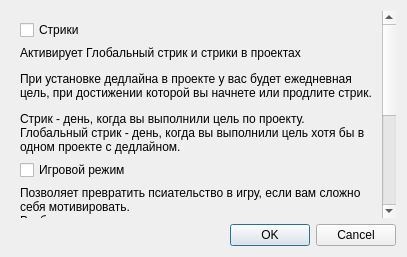
Qt form UI template/settings.ui (nevskyforever/nfprogress) before a commit.
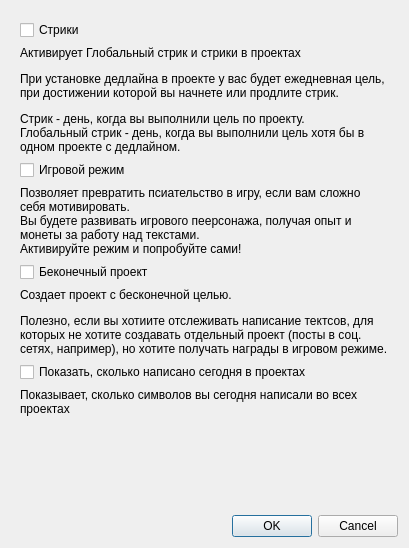
The same form after that commit.

Commit message: Добавлено отображение общего кол-ва символов, написанного сегодня во всех проектах

What changed in the file:
```diff
--- a/UI template/settings.ui
+++ b/UI template/settings.ui
@@ -6,8 +6,8 @@
    <rect>
     <x>0</x>
     <y>0</y>
-    <width>407</width>
-    <height>257</height>
+    <width>409</width>
+    <height>548</height>
    </rect>
   </property>
   <property name="font">
@@ -26,6 +26,11 @@
   <layout class="QVBoxLayout" name="verticalLayout">
    <item>
     <widget class="QScrollArea" name="scrollArea">
+     <property name="font">
+      <font>
+       <family>Arial</family>
+      </font>
+     </property>
      <property name="widgetResizable">
       <bool>true</bool>
      </property>
@@ -34,13 +39,60 @@
        <rect>
         <x>0</x>
         <y>0</y>
-        <width>383</width>
-        <height>445</height>
+        <width>385</width>
+        <height>522</height>
        </rect>
       </property>
       <layout class="QGridLayout" name="gridLayout">
-       <item row="11" column="0">
+       <item row="7" column="0">
+        <widget class="QLabel" name="label">
+         <property name="font">
+          <font>
+           <family>Arial</family>
+          </font>
+         </property>
+         <property name="text">
+          <string>&lt;html&gt;&lt;head/&gt;&lt;body&gt;&lt;p&gt;Создает проект с бесконечной целью.&lt;/p&gt;&lt;p&gt;Полезно, если вы хотиите отслеживать написание тектсов, для которых не хотите создавать отдельный проект (посты в соц. сетях, например), но хотите получать награды в игровом режиме.&lt;/p&gt;&lt;/body&gt;&lt;/html&gt;</string>
+         </property>
+         <property name="wordWrap">
+          <bool>true</bool>
+         </property>
+        </widget>
+       </item>
+       <item row="2" column="0">
+        <widget class="QLabel" name="label_3">
+         <property name="font">
+          <font>
+           <family>Arial</family>
+          </font>
+         </property>
+         <property name="text">
+          <string>&lt;html&gt;&lt;head/&gt;&lt;body&gt;&lt;p&gt;Активирует Глобальный стрик и стрики в проектах&lt;/p&gt;&lt;p&gt;При установке дедлайна в проекте у вас будет ежедневная цель, при достижении которой вы начнете или продлите стрик.&lt;/p&gt;&lt;p&gt;Стрик - день, когда вы выполнили цель по проекту.&lt;br/&gt;Глобальный стрик - день, когда вы выполнили цель хотя бы в одном проекте с дедлайном.&lt;/p&gt;&lt;/body&gt;&lt;/html&gt;</string>
+         </property>
+         <property name="wordWrap">
+          <bool>true</bool>
+         </property>
+        </widget>
+       </item>
+       <item row="3" column="0">
+        <widget class="QCheckBox" name="enable_game_mode_checkBox">
+         <property name="font">
+          <font>
+           <family>Arial</family>
+          </font>
+         </property>
+         <property name="text">
+          <string>Игровой режим</string>
+         </property>
+        </widget>
+       </item>
+       <item row="10" column="0">
         <spacer name="verticalSpacer">
+         <property name="font">
+          <font>
+           <family>Arial</family>
+          </font>
+         </property>
          <property name="orientation">
           <enum>Qt::Orientation::Vertical</enum>
          </property>
@@ -52,32 +104,13 @@
          </property>
         </spacer>
        </item>
-       <item row="3" column="0">
-        <widget class="QCheckBox" name="enable_game_mode_checkBox">
-         <property name="text">
-          <string>Игровой режим</string>
-         </property>
-        </widget>
-       </item>
-       <item row="0" column="0">
-        <widget class="QCheckBox" name="enable_global_streak_checkBox">
-         <property name="text">
-          <string>Стрики</string>
-         </property>
-        </widget>
-       </item>
-       <item row="7" column="0">
-        <widget class="QLabel" name="label">
-         <property name="text">
-          <string>&lt;html&gt;&lt;head/&gt;&lt;body&gt;&lt;p&gt;Создает проект с бесконечной целью.&lt;/p&gt;&lt;p&gt;Полезно, если вы хотиите отслеживать написание тектсов, для которых не хотите создавать отдельный проект (посты в соц. сетях, например), но хотите получать награды в игровом режиме.&lt;/p&gt;&lt;/body&gt;&lt;/html&gt;</string>
-         </property>
-         <property name="wordWrap">
-          <bool>true</bool>
-         </property>
-        </widget>
-       </item>
        <item row="4" column="0">
         <widget class="QLabel" name="label_2">
+         <property name="font">
+          <font>
+           <family>Arial</family>
+          </font>
+         </property>
          <property name="text">
           <string>&lt;html&gt;&lt;head/&gt;&lt;body&gt;&lt;p&gt;Позволяет превратить псиательство в игру, если вам сложно себя мотивировать.&lt;br/&gt;Вы будете развивать игрового пеерсонажа, получая опыт и монеты за работу над текстами.&lt;br/&gt;Активируйте режим и попробуйте сами! &lt;/p&gt;&lt;/body&gt;&lt;/html&gt;</string>
          </property>
@@ -86,17 +119,54 @@
          </property>
         </widget>
        </item>
+       <item row="0" column="0">
+        <widget class="QCheckBox" name="enable_global_streak_checkBox">
+         <property name="font">
+          <font>
+           <family>Arial</family>
+          </font>
+         </property>
+         <property name="text">
+          <string>Стрики</string>
+         </property>
+        </widget>
+       </item>
        <item row="5" column="0">
         <widget class="QCheckBox" name="enable_inf_projects_checkBox">
+         <property name="font">
+          <font>
+           <family>Arial</family>
+          </font>
+         </property>
          <property name="text">
           <string>Беконечный проект</string>
          </property>
         </widget>
        </item>
-       <item row="2" column="0">
-        <widget class="QLabel" name="label_3">
+       <item row="8" column="0">
+        <widget class="QCheckBox" name="written_today_in_all_projects_checkBox">
+         <property name="font">
+          <font>
+           <family>Arial</family>
+          </font>
+         </property>
          <property name="text">
-          <string>&lt;html&gt;&lt;head/&gt;&lt;body&gt;&lt;p&gt;Активирует Глобальный стрик и стрики в проектах&lt;/p&gt;&lt;p&gt;При установке дедлайна в проекте у вас будет ежедневная цель, при достижении которой вы начнете или продлите стрик.&lt;/p&gt;&lt;p&gt;Стрик - день, когда вы выполнили цель по проекту.&lt;br/&gt;Глобальный стрик - день, когда вы выполнили цель хотя бы в одном проекте с дедлайном.&lt;/p&gt;&lt;/body&gt;&lt;/html&gt;</string>
+          <string>Показать, сколько написано сегодня в проектах</string>
+         </property>
+         <property name="tristate">
+          <bool>false</bool>
+         </property>
+        </widget>
+       </item>
+       <item row="9" column="0">
+        <widget class="QLabel" name="label_4">
+         <property name="font">
+          <font>
+           <family>Arial</family>
+          </font>
+         </property>
+         <property name="text">
+          <string>Показывает, сколько символов вы сегодня написали во всех проектах</string>
          </property>
          <property name="wordWrap">
           <bool>true</bool>
@@ -109,6 +179,11 @@
    </item>
    <item>
     <widget class="QDialogButtonBox" name="buttonBox">
+     <property name="font">
+      <font>
+       <family>Arial</family>
+      </font>
+     </property>
      <property name="orientation">
       <enum>Qt::Orientation::Horizontal</enum>
      </property>
```
The commit also changes 5 other files.
